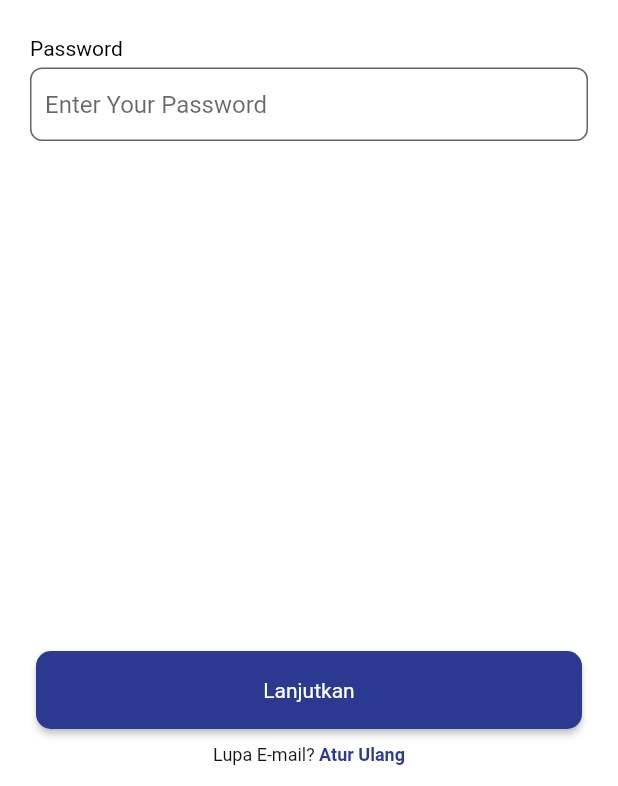
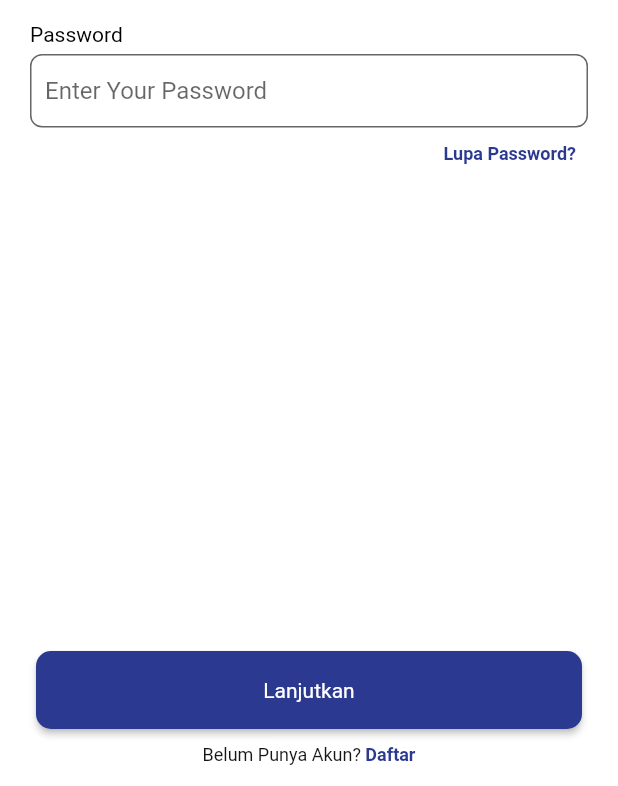
Before and after one commit to Kelompok10Capstone/Flutter_2023, a Flutter app: the LoginScreen screen opened directly, on a phone screen of 412 x 824 dp, the part 450-1236 px from its top. Run offline on Flutter 3.47's test engine with Material 2 defaults, Android fonts, the phone set to English and light mode, and no system bars; our stand-ins replace google_fonts, pinput, shared_preferences, supercharged; accounts and stored records are empty.

Commit message:
Memperbaiki slicing login screen

```diff
--- a/capstone_flutter/lib/view/screen/login_screen/login_screen.dart
+++ b/capstone_flutter/lib/view/screen/login_screen/login_screen.dart
@@ -76,7 +76,7 @@ class _LoginScreenState extends State<LoginScreen> {
       textInputAction: TextInputAction.done,
       decoration: InputDecoration(
         contentPadding: const EdgeInsets.fromLTRB(10, 15, 20, 15),
-        hintText: "Enter Your Password",
+        hintText: 'Enter Your Password',
         filled: true,
         fillColor: Colors.white,
         border: OutlineInputBorder(
@@ -130,7 +130,7 @@ class _LoginScreenState extends State<LoginScreen> {
                   ),
                   const SizedBox(height: 5),
                   emailField,
-                  const SizedBox(height: 24),
+                  const SizedBox(height: 15),
                   Align(
                     alignment: Alignment.centerLeft,
                     child: Text(
@@ -140,6 +140,7 @@ class _LoginScreenState extends State<LoginScreen> {
                   ),
                   const SizedBox(height: 5),
                   passwordField,
+                  forgetPassword(context),
                 ],
               ),
             ),
@@ -179,13 +180,13 @@ class _LoginScreenState extends State<LoginScreen> {
                     mainAxisAlignment: MainAxisAlignment.center,
                     children: [
                       Text(
-                        'Lupa E-mail? ',
+                        'Belum Punya Akun? ',
                         style: blackFont12,
                       ),
                       GestureDetector(
                         onTap: () {},
                         child: Text(
-                          'Atur Ulang',
+                          'Daftar',
                           style: blueFont12,
                         ),
                       ),
@@ -199,4 +200,20 @@ class _LoginScreenState extends State<LoginScreen> {
       ),
     );
   }
+
+  Widget forgetPassword(BuildContext context) {
+    return Container(
+      width: MediaQuery.of(context).size.width,
+      height: 35,
+      alignment: Alignment.bottomRight,
+      child: TextButton(
+        child: Text(
+          "Lupa Password?",
+          style: blueFont12,
+          textAlign: TextAlign.right,
+        ),
+        onPressed: () {},
+      ),
+    );
+  }
 }
```
